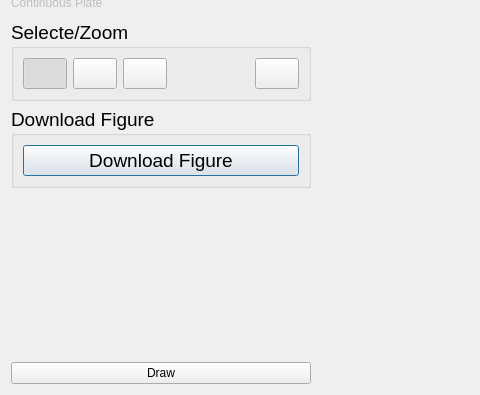
The window that Qchart_dialog.ui (WilsonImmunologyLab/VGenes) describes before a commit, drawn with Qt 5; both pictures show x 0 to 480 and y 315 to 710 of the 1082 by 710 pixel window.
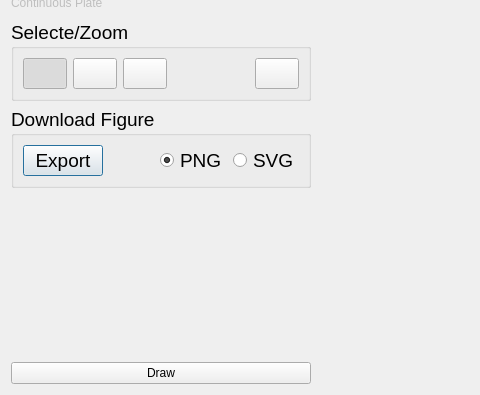
The same window after the commit. Icons and pictures are not drawn.

Commit message: figure export function

What changed in the file:
```diff
--- a/Qchart_dialog.ui
+++ b/Qchart_dialog.ui
@@ -885,7 +885,37 @@
       <item row="0" column="0">
        <widget class="QPushButton" name="pushButton">
         <property name="text">
-         <string>Download Figure</string>
+         <string>Export</string>
+        </property>
+       </widget>
+      </item>
+      <item row="0" column="1">
+       <spacer name="horizontalSpacer_5">
+        <property name="orientation">
+         <enum>Qt::Horizontal</enum>
+        </property>
+        <property name="sizeHint" stdset="0">
+         <size>
+          <width>40</width>
+          <height>20</height>
+         </size>
+        </property>
+       </spacer>
+      </item>
+      <item row="0" column="2">
+       <widget class="QRadioButton" name="radioButtonPNG">
+        <property name="text">
+         <string>PNG</string>
+        </property>
+        <property name="checked">
+         <bool>true</bool>
+        </property>
+       </widget>
+      </item>
+      <item row="0" column="3">
+       <widget class="QRadioButton" name="radioButtonSVG">
+        <property name="text">
+         <string>SVG</string>
         </property>
        </widget>
       </item>
```
Left out of the diff: 2 changed lines with no effect on the pictures. The commit also changes 4 other files.
